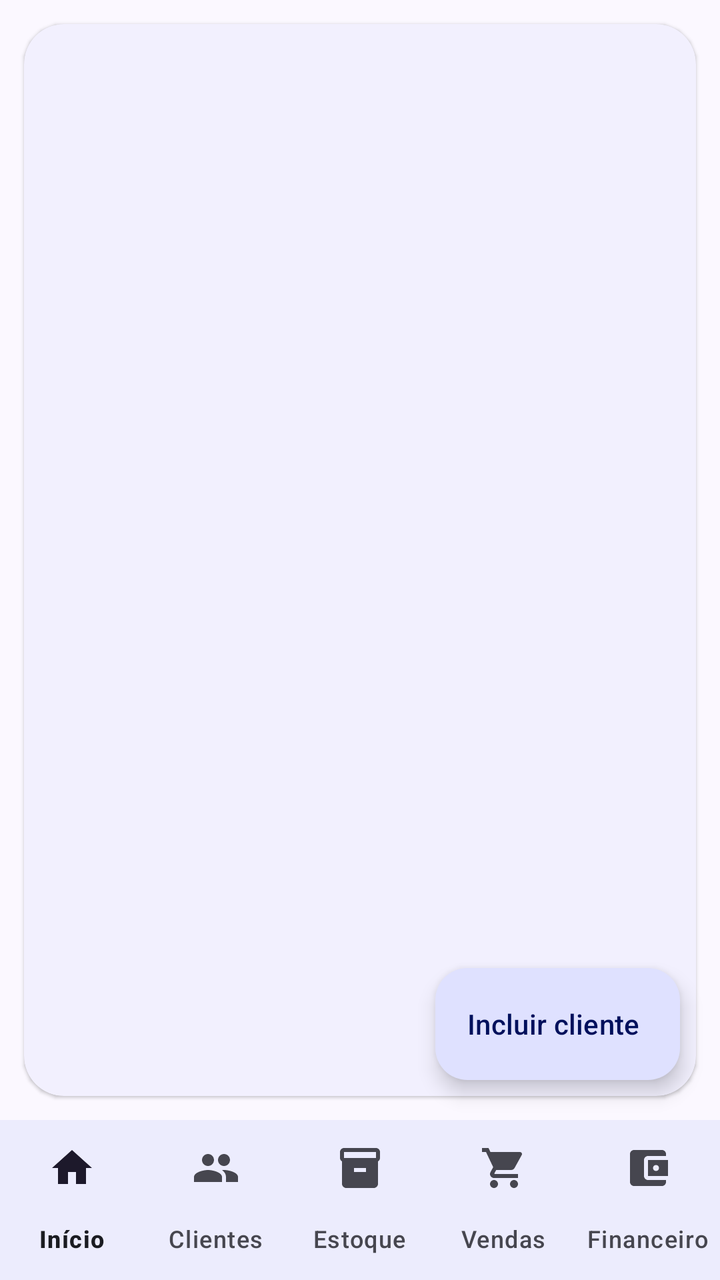
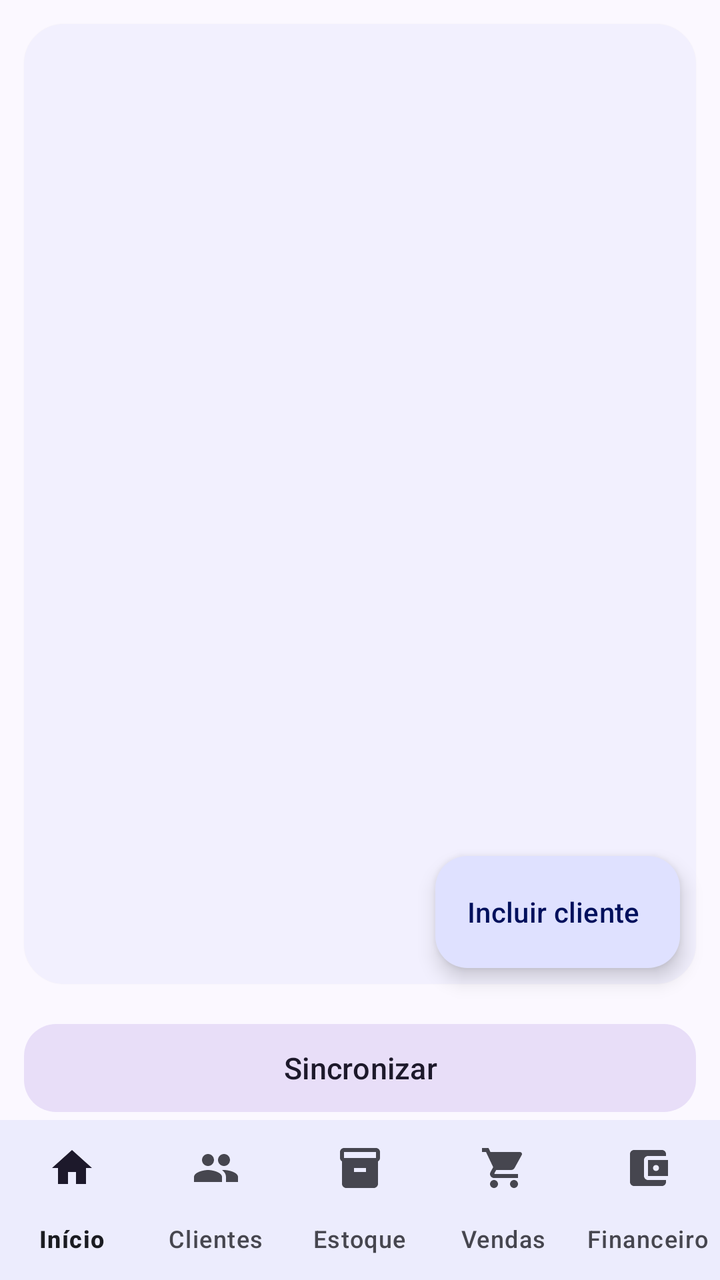

The first picture is an Android layout as it rendered before a commit; the second is the same layout after the commit. The layout source and the unified diff follow.
<!-- AndroidManifest.xml: application theme Theme.Erp2026 -->
<!-- res/layout/activity_clientes.xml -->
<?xml version="1.0" encoding="utf-8"?>
<LinearLayout xmlns:android="http://schemas.android.com/apk/res/android"
    xmlns:app="http://schemas.android.com/apk/res-auto"
    android:layout_width="match_parent"
    android:layout_height="match_parent"
    android:orientation="vertical"
    android:background="?android:attr/colorBackground">

    <FrameLayout
        android:layout_width="match_parent"
        android:layout_height="0dp"
        android:layout_weight="1">

        <com.google.android.material.card.MaterialCardView
            android:layout_width="match_parent"
            android:layout_height="match_parent"
            android:layout_margin="12dp"
            app:cardCornerRadius="20dp"
            app:cardElevation="1dp"
            app:strokeWidth="0dp"
            app:cardBackgroundColor="?attr/colorSurface">

            <ListView
                android:id="@+id/listViewItens"
                android:layout_width="match_parent"
                android:layout_height="match_parent"
                android:divider="?attr/colorSurfaceVariant"
                android:dividerHeight="1dp"
                android:paddingStart="8dp"
                android:paddingEnd="8dp"
                android:paddingBottom="88dp"
                android:clipToPadding="false"/>

        </com.google.android.material.card.MaterialCardView>

        <LinearLayout
            android:layout_width="match_parent"
            android:layout_height="wrap_content"
            android:layout_gravity="center"
            android:elevation="4dp"
            android:orientation="vertical"
            android:gravity="center"
            android:padding="24dp">

            <ProgressBar
                android:id="@+id/progressBar"
                style="?android:attr/progressBarStyle"
                android:layout_width="wrap_content"
                android:layout_height="wrap_content"
                android:indeterminateTint="?attr/colorPrimary"/>

            <TextView
                android:id="@+id/textViewMensagem"
                android:layout_width="match_parent"
                android:layout_height="wrap_content"
                android:gravity="center"
                android:paddingTop="16dp"
                android:textSize="16sp"
                android:textColor="?attr/colorOnSurfaceVariant"
                android:visibility="gone"/>

            <com.google.android.material.button.MaterialButton
                android:id="@+id/buttonTentarNovamente"
                style="@style/Widget.Material3.Button.TonalButton"
                android:layout_width="wrap_content"
                android:layout_height="wrap_content"
                android:layout_marginTop="16dp"
                android:text="Tentar novamente"
                app:cornerRadius="16dp"
                android:visibility="gone"/>

        </LinearLayout>

        <com.google.android.material.floatingactionbutton.ExtendedFloatingActionButton
            android:id="@+id/fabIncluirCliente"
            android:layout_width="wrap_content"
            android:layout_height="wrap_content"
            android:layout_gravity="bottom|end"
            android:layout_marginEnd="20dp"
            android:layout_marginBottom="20dp"
            android:text="Incluir cliente"
            app:cornerRadius="16dp"/>

    </FrameLayout>

    <include
        layout="@layout/include_bottom_nav"
        android:layout_width="match_parent"
        android:layout_height="wrap_content"/>

</LinearLayout>
<!-- res/layout/include_bottom_nav.xml (included above) -->
<?xml version="1.0" encoding="utf-8"?>
<com.google.android.material.bottomnavigation.BottomNavigationView
    xmlns:android="http://schemas.android.com/apk/res/android"
    xmlns:app="http://schemas.android.com/apk/res-auto"
    android:id="@+id/bottomNavigation"
    android:layout_width="match_parent"
    android:layout_height="wrap_content"
    android:background="?attr/colorSurface"
    app:elevation="3dp"
    app:labelVisibilityMode="labeled"
    app:menu="@menu/menu_bottom_nav"/>
<!-- resources referenced by this layout -->
<resources>
  <style name="Theme.Erp2026" parent="Theme.Material3.DayNight">
          <item name="colorPrimary">@color/erp_primary</item>
          <item name="colorOnPrimary">@color/erp_on_primary</item>
          <item name="colorPrimaryContainer">@color/erp_primary_container</item>
          <item name="colorOnPrimaryContainer">@color/erp_on_primary_container</item>
          <item name="colorSecondary">@color/erp_secondary</item>
          <item name="colorOnSecondary">@color/erp_on_primary</item>
          <item name="colorSurface">@color/erp_surface</item>
          <item name="colorOnSurface">@color/erp_on_surface</item>
          <item name="colorSurfaceVariant">@color/erp_surface_variant</item>
          <item name="colorOnSurfaceVariant">@color/erp_on_surface_variant</item>
          <item name="colorOutline">@color/erp_outline</item>
          <item name="colorError">@color/erp_error</item>
          <item name="android:colorBackground">@color/erp_background</item>
          <item name="android:windowLightStatusBar" tools:targetApi="m">true</item>
          <item name="android:statusBarColor" tools:targetApi="l">@color/erp_background</item>
          <item name="android:navigationBarColor" tools:targetApi="l">@color/erp_background</item>
      </style>
  <color name="erp_primary">#4F6BED</color>
  <color name="erp_on_primary">#FFFFFF</color>
  <color name="erp_primary_container">#DFE1FF</color>
  <color name="erp_on_primary_container">#00105C</color>
  <color name="erp_secondary">#5B5D72</color>
  <color name="erp_surface">#FBF8FF</color>
  <color name="erp_on_surface">#1A1B21</color>
  <color name="erp_surface_variant">#E3E1EC</color>
  <color name="erp_on_surface_variant">#46464F</color>
  <color name="erp_outline">#767680</color>
  <color name="erp_error">#BA1A1A</color>
  <color name="erp_background">#FBF8FF</color>
</resources>

<!-- the commit's change to res/layout/activity_clientes.xml (unified diff, before → after) -->
@@ -83,6 +83,18 @@
 
     </FrameLayout>
 
+    <com.google.android.material.button.MaterialButton
+        android:id="@+id/buttonSincronizar"
+        style="@style/Widget.Material3.Button.TonalButton"
+        android:layout_width="match_parent"
+        android:layout_height="52dp"
+        android:layout_marginStart="12dp"
+        android:layout_marginEnd="12dp"
+        android:layout_marginTop="4dp"
+        android:text="Sincronizar"
+        android:textSize="15sp"
+        app:cornerRadius="16dp"/>
+
     <include
         layout="@layout/include_bottom_nav"
         android:layout_width="match_parent"
